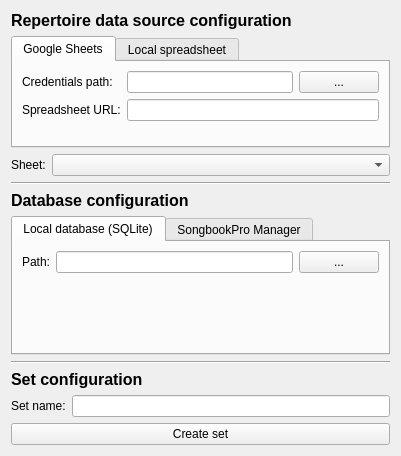
The window that src/ui/xml/set-creator.ui (Veljko121/songbookpro-manager-set-automation) describes before a commit, drawn with Qt 5.
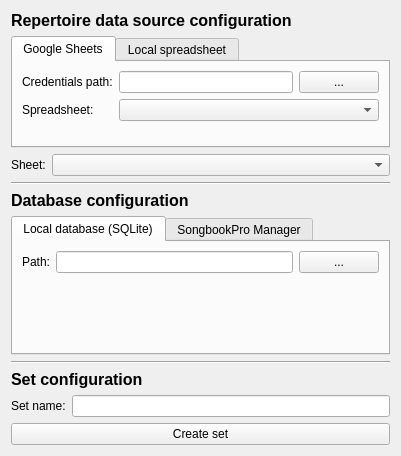
The same window after the commit.

Commit message: Updated naming and changed google spreadsheet line edit for combobox

Diff of the .ui file:
```diff
--- a/src/ui/xml/set-creator.ui
+++ b/src/ui/xml/set-creator.ui
@@ -71,12 +71,19 @@
            <item row="1" column="0">
             <widget class="QLabel" name="spreadsheetURLLabel">
              <property name="text">
-              <string>Spreadsheet URL:</string>
+              <string>Spreadsheet:</string>
              </property>
             </widget>
            </item>
            <item row="1" column="1">
-            <widget class="QLineEdit" name="spreadsheetURLLineEdit"/>
+            <widget class="QComboBox" name="spreadsheetsComboBox">
+             <property name="sizePolicy">
+              <sizepolicy hsizetype="Expanding" vsizetype="Fixed">
+               <horstretch>0</horstretch>
+               <verstretch>0</verstretch>
+              </sizepolicy>
+             </property>
+            </widget>
            </item>
           </layout>
          </item>
```
Left out of the diff: 6 changed lines with no effect on the pictures. The commit also changes 1 other file.
